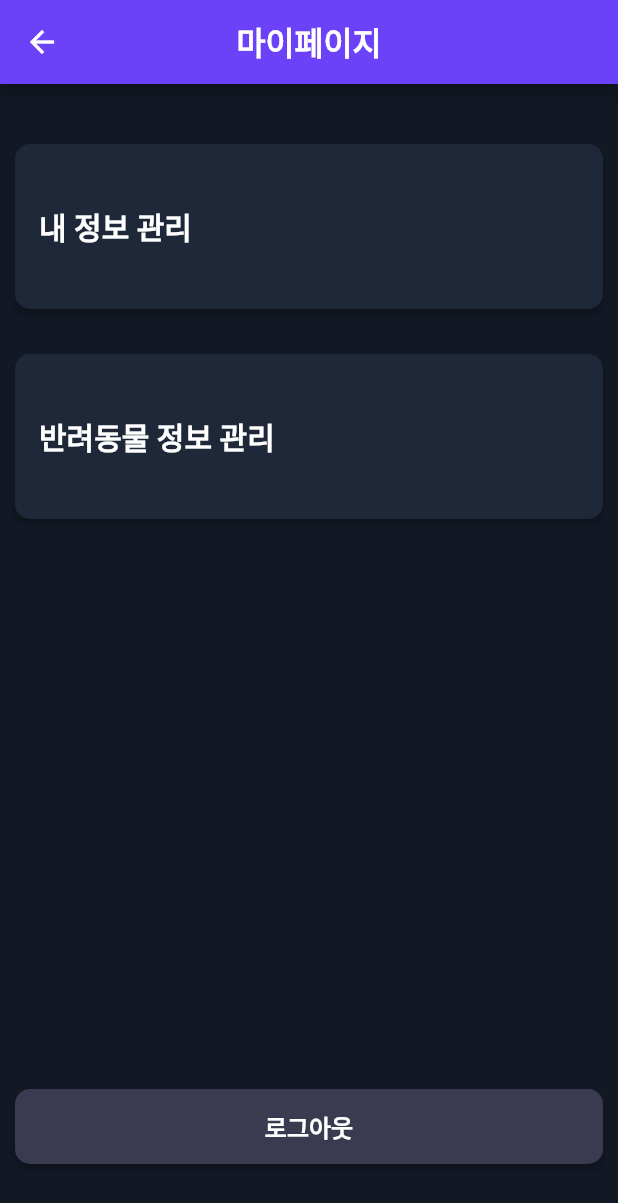
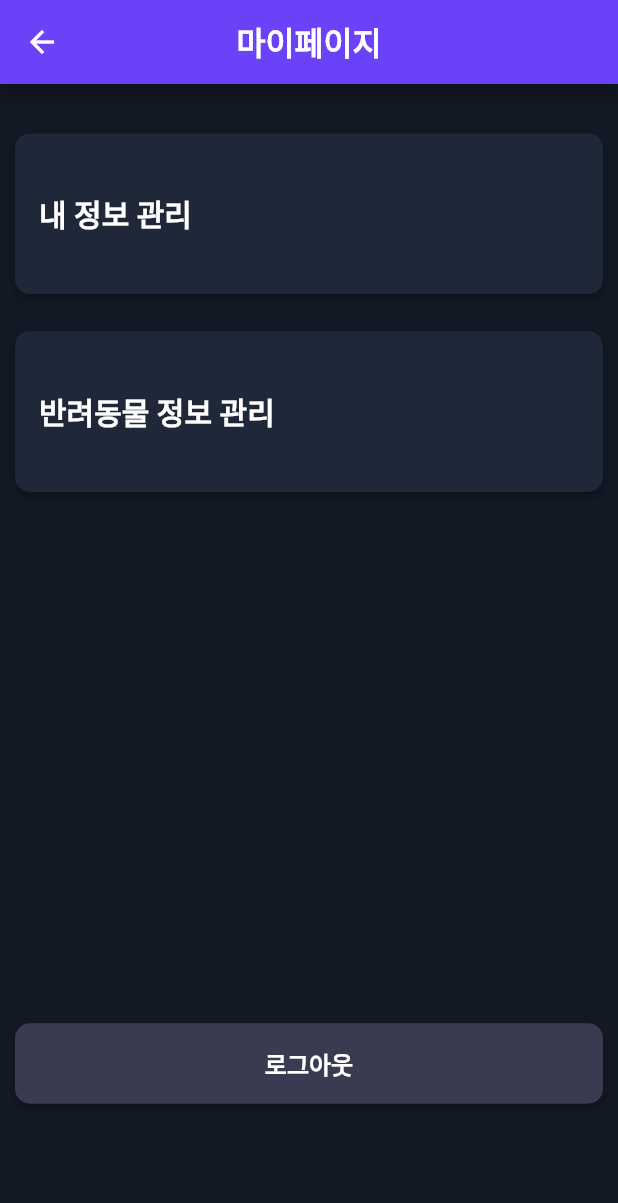
Before and after one commit to Miribyeol/MIRI-APP, a Flutter app: the MypageScreen screen opened by its route, on a phone screen of 412 x 824 dp. Shown: the top 1203 px of the screen. Run offline on Flutter 3.47's test engine with Material 2 defaults, Android fonts, the phone set to English and light mode, and no system bars; our stand-ins replace flutter_dotenv, flutter_secure_storage; missing offline and left inert: kakao_flutter_sdk; accounts and stored records are empty.

Commit message:
로그아웃 수정

```diff
--- a/lib/screens/mypage.dart
+++ b/lib/screens/mypage.dart
@@ -1,11 +1,9 @@
-
 import 'package:flutter/material.dart';
 import 'package:flutter_secure_storage/flutter_secure_storage.dart'; // 추가
+//import 'start.dart';
 
 class MypageScreen extends StatelessWidget {
-  final FlutterSecureStorage _storage = const FlutterSecureStorage();
-
-  const MypageScreen({super.key}); // 추가
+  final FlutterSecureStorage _storage = const FlutterSecureStorage(); // 추가
 
   Future<void> _logout(context) async {
     await _storage.delete(key: 'jwt_token'); // jwt_token 토큰값 삭제
@@ -14,6 +12,10 @@ class MypageScreen extends StatelessWidget {
 
   @override
   Widget build(BuildContext context) {
+    double screenHeight = MediaQuery.of(context).size.height;
+    double buttonHeight = screenHeight * 0.13;
+    double buttonTitleSize = 20;
+
     return Scaffold(
       appBar: AppBar(
         backgroundColor: const Color(0xFF6B42F8),
@@ -35,48 +37,48 @@ class MypageScreen extends StatelessWidget {
         child: Column(
           crossAxisAlignment: CrossAxisAlignment.stretch,
           children: [
-            const SizedBox(height: 40),
+            SizedBox(height: screenHeight *0.04),
             ElevatedButton(
               onPressed: () {
                 Navigator.pushNamed(context, '/mypage_my_info');
               },
               style: ElevatedButton.styleFrom(
                 backgroundColor: const Color(0xFF1F2839),
-                minimumSize: const Size(double.infinity, 110),
+                minimumSize: Size(double.infinity, buttonHeight),
                 shape: RoundedRectangleBorder(
                   borderRadius: BorderRadius.circular(10.0),
                 ),
                 padding: EdgeInsets.zero, // 버튼 내부 패딩 제거
               ),
-              child: const Padding(
-                padding: EdgeInsets.fromLTRB(16.0, 0, 16.0, 0), // 왼쪽 패딩 추가
+              child: Padding( //const 없앰
+                padding: const  EdgeInsets.fromLTRB(16.0, 0, 16.0, 0), // 왼쪽 패딩 추가
                 child: Align(
                   alignment: Alignment.centerLeft, // 텍스트를 왼쪽으로 정렬
                   child: Text(
                     '내 정보 관리',
                     style: TextStyle(
                       color: Colors.white,
-                      fontSize: 20.0,
+                      fontSize: buttonTitleSize,
                       fontWeight: FontWeight.bold,
                     ),
                   ),
                 ),
               ),
             ),
-            const SizedBox(height: 30),
+            SizedBox(height: screenHeight * 0.03),
             ElevatedButton(
               onPressed: () {
                 Navigator.pushNamed(context, '/mypage_pet_info');
               },
               style: ElevatedButton.styleFrom(
                 backgroundColor: const Color(0xFF1F2839),
-                minimumSize: const Size(double.infinity, 110),
+                minimumSize:  Size(double.infinity, buttonHeight),
                 shape: RoundedRectangleBorder(
                   borderRadius: BorderRadius.circular(10.0),
                 ),
                 padding: EdgeInsets.zero, // 버튼 내부 패딩 제거
               ),
-              child: const Padding(
+              child: Padding( //const 없앰
                 padding: EdgeInsets.fromLTRB(16.0, 0, 16.0, 0), // 왼쪽 패딩 추가
                 child: Align(
                   alignment: Alignment.centerLeft, // 텍스트를 왼쪽으로 정렬
@@ -84,24 +86,25 @@ class MypageScreen extends StatelessWidget {
                     '반려동물 정보 관리',
                     style: TextStyle(
                       color: Colors.white,
-                      fontSize: 20.0,
+                      fontSize: buttonTitleSize,
                       fontWeight: FontWeight.bold,
                     ),
                   ),
                 ),
               ),
             ),
-            const SizedBox(height: 380),//430
+            SizedBox(height: screenHeight* 0.43 ),//430 //400
             ElevatedButton(
               onPressed: () {
                 _logout(context); // 로그아웃 버튼을 눌렀을 때 로그아웃 처리
               },
               style: ElevatedButton.styleFrom(
                 backgroundColor: const Color(0xff3a3b50),
-                minimumSize: const Size(double.infinity, 50),
+                minimumSize: Size(double.infinity, buttonHeight*0.5),
                 shape: RoundedRectangleBorder(
                   borderRadius: BorderRadius.circular(10.0),
                 ),
+                 padding: const EdgeInsets.symmetric(horizontal: 10.0),
               ),
               child: const Align(
                 alignment: Alignment.center,
```
